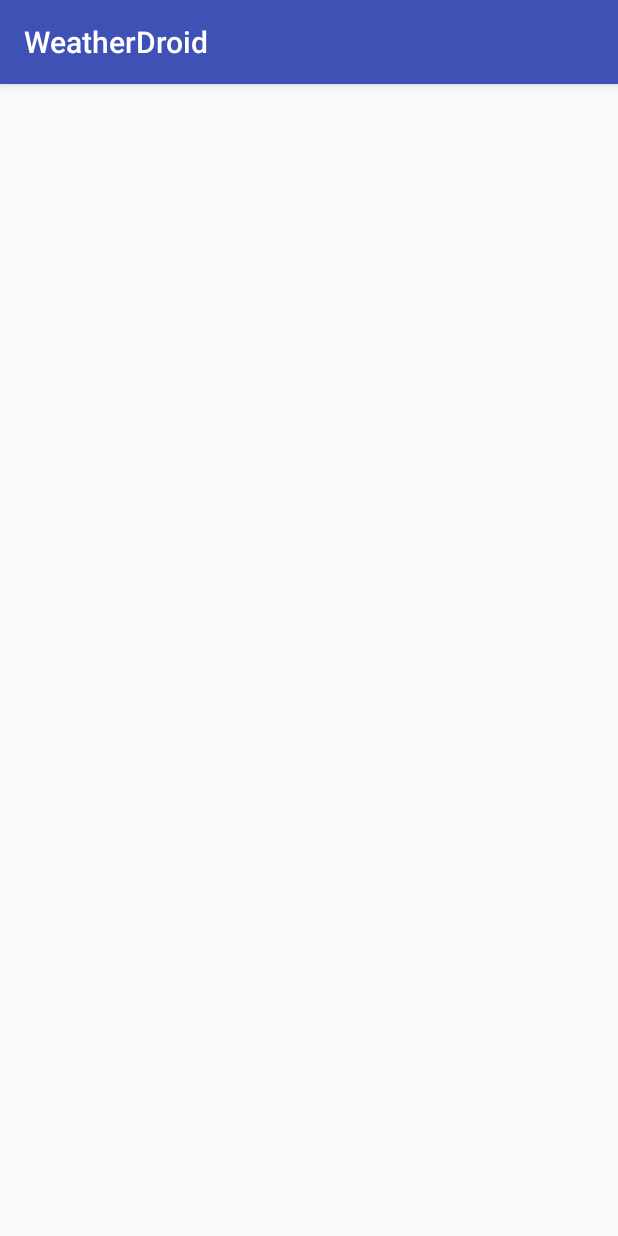
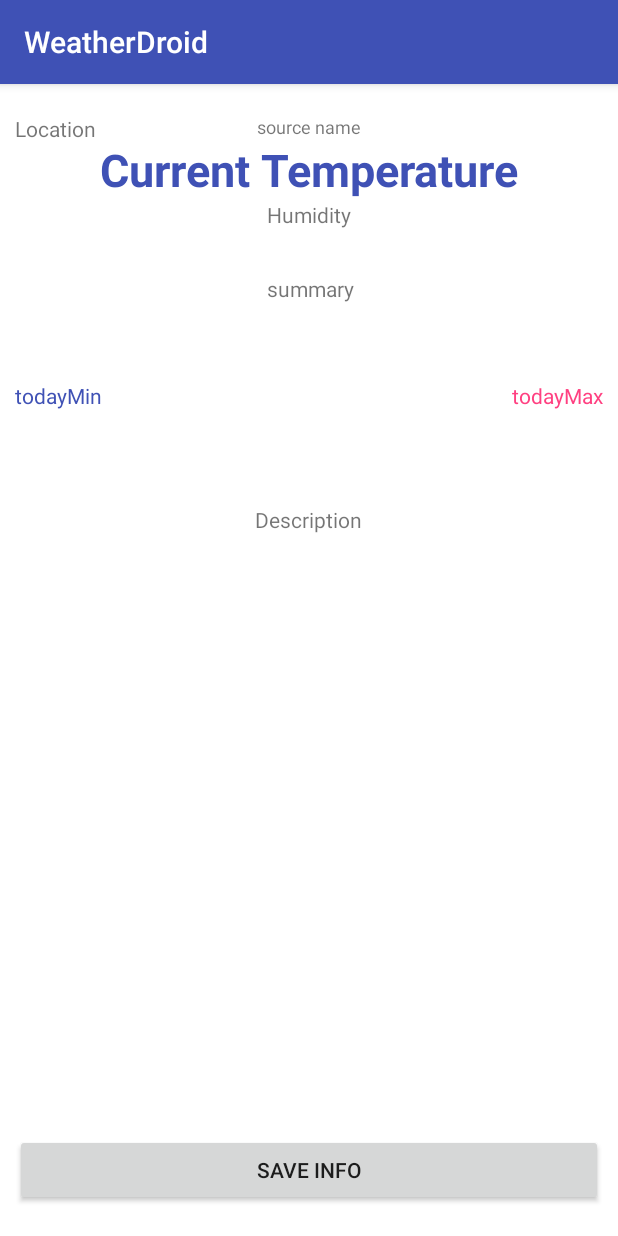
Before and after one commit to TuesdayHat/WeatherDroid, an Android app: the fragment WeatherSourceDetailFragment shown on its own in the app's theme, on a phone screen of 412 x 824 dp. Run offline under Robolectric (Android 15) with nearby library versions, the phone set to English and light mode, and no system bars; our stand-ins replace ButterKnife; libraries missing offline, so code that uses them is left out: org.parceler; 8 statements that could not run were skipped.

Commit message:
add layout data for source detail fragment xml

```diff
--- a/app/src/main/java/com/tuesdayhat/weatherdroid/models/WeatherSource.java
+++ b/app/src/main/java/com/tuesdayhat/weatherdroid/models/WeatherSource.java
@@ -12,6 +12,7 @@ public class WeatherSource {
     private String summary;
     private String description;
     private String location;
+    private String timestamp;
 
     public WeatherSource(){}
 
@@ -59,5 +60,6 @@ public class WeatherSource {
     public Double getCurrMax(){return this.currMax;}
     public Double getCurrMin(){return this.currMin;}
     public Double getCurrHumidity(){return this.currHumidity;}
+    public String getTimestamp(){return this.timestamp;}
 
 }
--- a/app/src/main/java/com/tuesdayhat/weatherdroid/ui/SourceDetail.java
+++ b/app/src/main/java/com/tuesdayhat/weatherdroid/ui/SourceDetail.java
@@ -17,8 +17,8 @@ import butterknife.BindView;
 
 public class SourceDetail extends AppCompatActivity {
 
+    @BindView(R.id.viewPager) ViewPager mViewPager;
 
-    @BindView(R.id.viewPager) ViewPager mViewPager;
     private WeatherSourcePagerAdapter adapterViewPager;
     ArrayList<WeatherSource> mWeatherSources = new ArrayList<>();
 
--- a/app/src/main/res/layout/fragment_weather_source_detail.xml
+++ b/app/src/main/res/layout/fragment_weather_source_detail.xml
@@ -11,5 +11,102 @@
         android:layout_width="match_parent"
         android:layout_height="match_parent">
 
+        <RelativeLayout
+            android:layout_width="match_parent"
+            android:layout_height="wrap_content"
+            android:background="@android:color/white"
+            android:paddingBottom="20dp"
+            android:paddingLeft="10dp"
+            android:paddingRight="10dp"
+            android:paddingTop="20dp">
+
+
+            <TextView
+                android:id="@+id/locationTextView"
+                android:layout_width="wrap_content"
+                android:layout_height="wrap_content"
+                android:layout_alignLeft="@id/sourceNameTextView"
+                android:layout_alignParentLeft="true"
+                android:layout_alignParentStart="true"
+                android:text="Location" />
+
+            <TextView
+                android:id="@+id/sourceNameTextView"
+                android:layout_width="wrap_content"
+                android:layout_height="wrap_content"
+                android:layout_alignParentTop="true"
+                android:layout_centerHorizontal="true"
+                android:text="source name"
+                android:textSize="12sp" />
+
+            <TextView
+                android:id="@+id/currTemp"
+                android:layout_width="wrap_content"
+                android:layout_height="wrap_content"
+                android:layout_below="@+id/sourceNameTextView"
+                android:layout_centerHorizontal="true"
+                android:text="Current Temperature"
+                android:textColor="@color/colorPrimary"
+                android:textSize="30sp"
+                android:textStyle="bold" />
+
+            <TextView
+                android:id="@+id/currHumidity"
+                android:layout_width="wrap_content"
+                android:layout_height="wrap_content"
+                android:layout_below="@+id/currTemp"
+                android:layout_centerHorizontal="true"
+                android:text="Humidity" />
+
+            <TextView
+                android:id="@+id/summary"
+                android:layout_width="wrap_content"
+                android:layout_height="wrap_content"
+                android:layout_alignLeft="@+id/currHumidity"
+                android:layout_alignStart="@+id/currHumidity"
+                android:layout_below="@+id/currHumidity"
+                android:layout_marginTop="30dp"
+                android:text="summary" />
+
+            <TextView
+                android:id="@+id/currMax"
+                android:layout_width="wrap_content"
+                android:layout_height="wrap_content"
+                android:layout_alignBaseline="@+id/currMin"
+                android:layout_alignBottom="@+id/currMin"
+                android:layout_alignParentEnd="true"
+                android:layout_alignParentRight="true"
+                android:text="todayMax"
+                android:textColor="@color/colorAccent" />
+
+            <TextView
+                android:id="@+id/currMin"
+                android:layout_width="wrap_content"
+                android:layout_height="wrap_content"
+                android:layout_alignParentLeft="true"
+                android:layout_alignParentStart="true"
+                android:layout_below="@+id/summary"
+                android:layout_marginTop="52dp"
+                android:text="todayMin"
+                android:textColor="@color/colorPrimary" />
+
+
+            <Button
+                android:layout_width="match_parent"
+                android:layout_height="wrap_content"
+                android:layout_alignParentBottom="true"
+                android:text="Save info" />
+
+            <TextView
+                android:id="@+id/descriptionTextView"
+                android:layout_width="wrap_content"
+                android:layout_height="wrap_content"
+                android:layout_centerHorizontal="true"
+                android:layout_below="@+id/currMin"
+                android:layout_marginTop="63dp"
+                android:text="Description" />
+        </RelativeLayout>
     </LinearLayout>
+
+
 </FrameLayout>
```
Also changed, not shown: gradle/wrapper/gradle-wrapper.properties, 3 other files.
